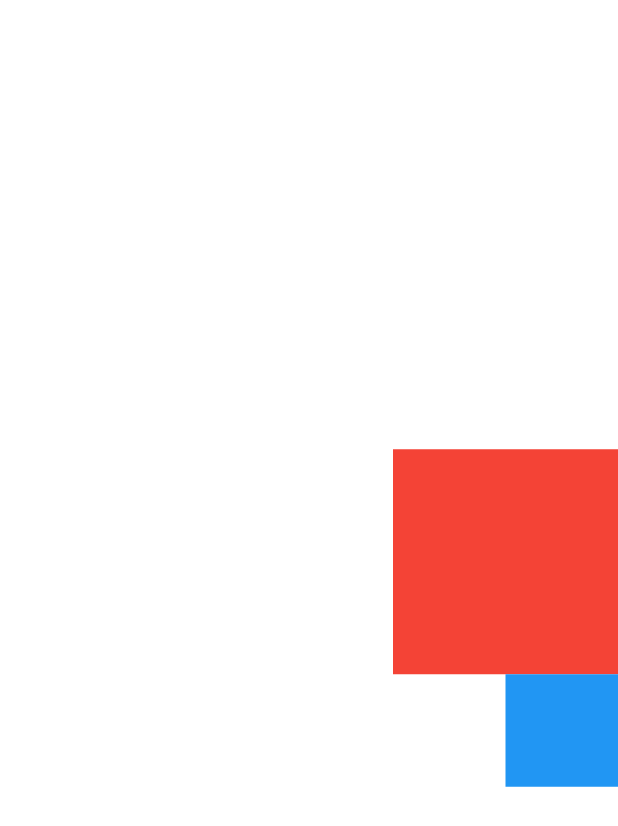
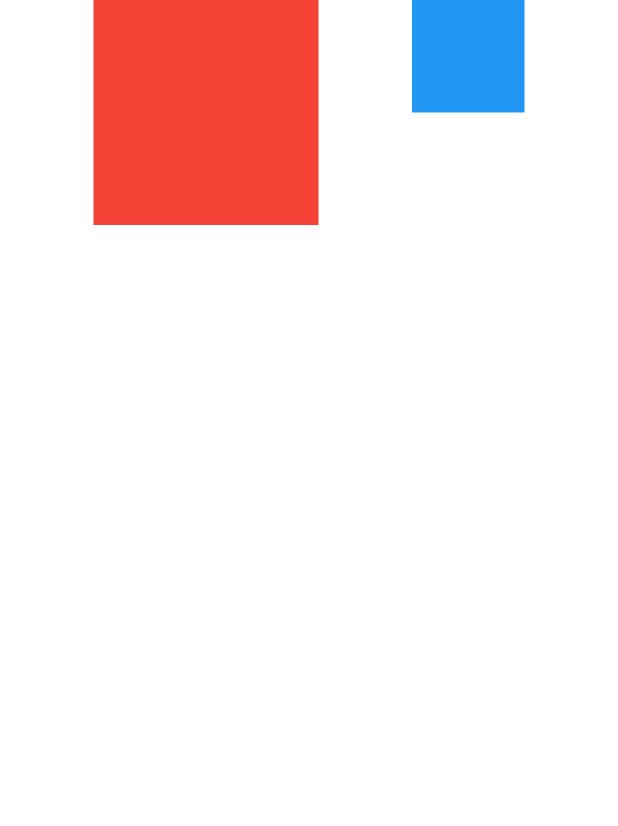
Before and after one commit to vinifoga/alura_challenge, a Flutter app: the screen it shows after launch, on a phone screen of 412 x 824 dp. Shown: the top 826 px of the screen. Run offline on Flutter 3.47's test engine with Material 2 defaults, Android fonts, the phone set to English and light mode, and no system bars.

Commit message:
working with rows

```diff
--- a/our_first_project/lib/main.dart
+++ b/our_first_project/lib/main.dart
@@ -16,9 +16,9 @@ class MyApp extends StatelessWidget {
       ),
       home: Container(
           color: Colors.white,
-          child: Column(
-            mainAxisAlignment: MainAxisAlignment.center,
-            crossAxisAlignment: CrossAxisAlignment.end,
+          child: Row(
+            mainAxisAlignment: MainAxisAlignment.spaceEvenly,
+            crossAxisAlignment: CrossAxisAlignment.start,
             children: [
               Container(
                 color: Colors.red,
```
